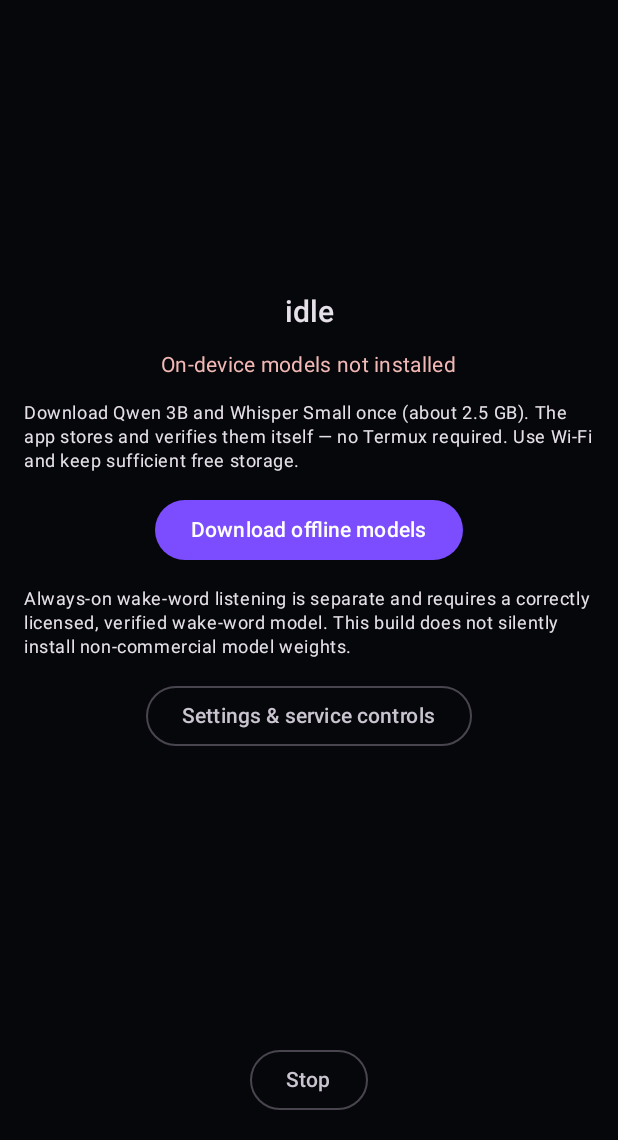
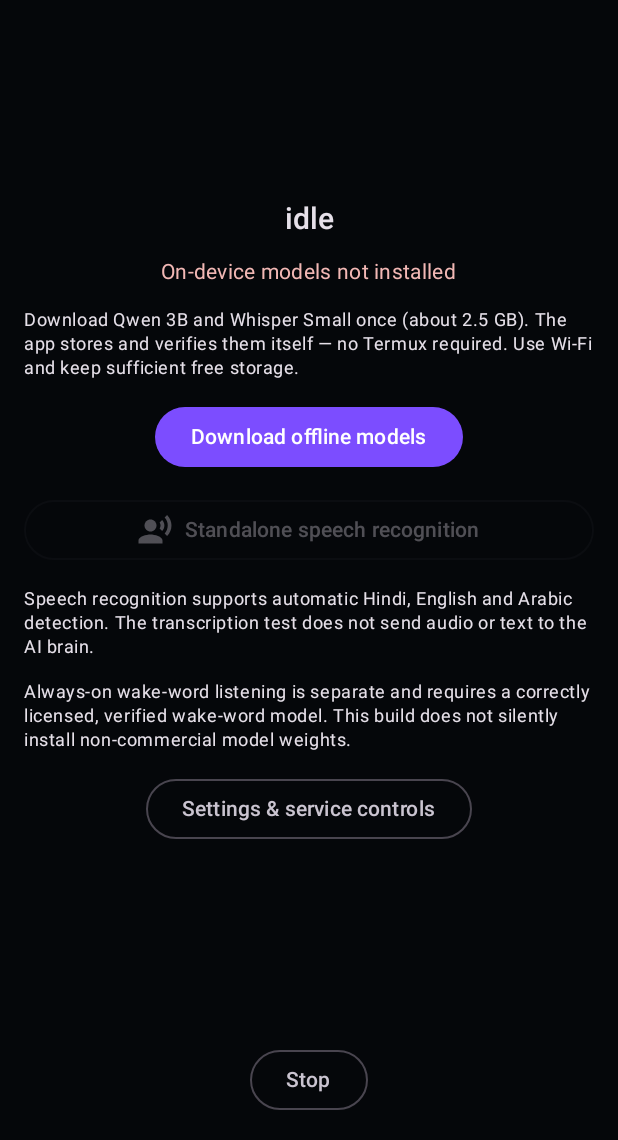
Before and after one commit to aqibhusain030-cpu/jarvis-android-1.1.1, an Android app built with Jetpack Compose: the HomeScreen screen opened through its navigation route, on a phone screen of 412 x 824 dp, the part 96-1236 px from its top. Run offline under Robolectric (Android 15) with nearby library versions, the phone set to English and light mode, and no system bars; our stand-ins replace Dagger/Hilt's generated code.

Commit message:
Integrate offline Hindi English Arabic transcription

```diff
--- a/app/src/main/kotlin/com/jarvis/ui/HomeScreen.kt
+++ b/app/src/main/kotlin/com/jarvis/ui/HomeScreen.kt
@@ -187,6 +187,19 @@ fun HomeScreen(nav: NavController, killSwitch: KillSwitch, modelManager: ModelMa
                     style = MaterialTheme.typography.bodySmall
                 )
             }
+            OutlinedButton(
+                onClick = { nav.navigate("transcribe") },
+                enabled = modelsReady && !killed && !downloading,
+                modifier = Modifier.fillMaxWidth()
+            ) {
+                Icon(Icons.Default.RecordVoiceOver, contentDescription = null)
+                Spacer(Modifier.width(8.dp))
+                Text("Standalone speech recognition")
+            }
+            Text(
+                "Speech recognition supports automatic Hindi, English and Arabic detection. The transcription test does not send audio or text to the AI brain.",
+                style = MaterialTheme.typography.bodySmall
+            )
             Text(
                 "Always-on wake-word listening is separate and requires a correctly licensed, verified wake-word model. This build does not silently install non-commercial model weights.",
                 style = MaterialTheme.typography.bodySmall
```
